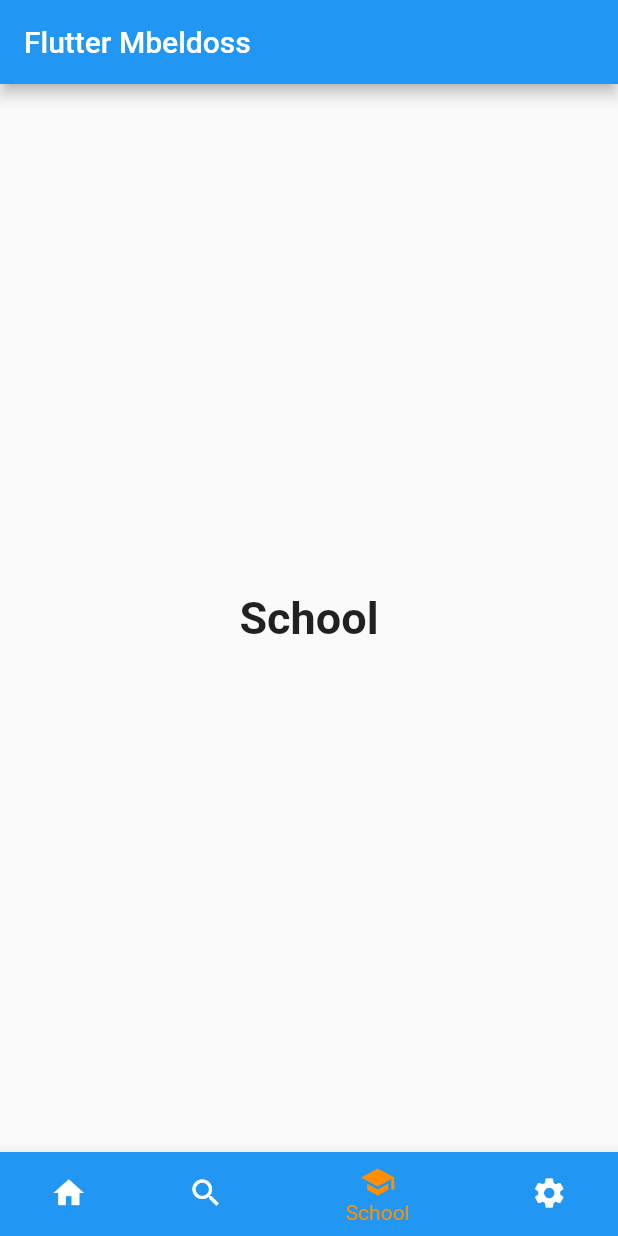
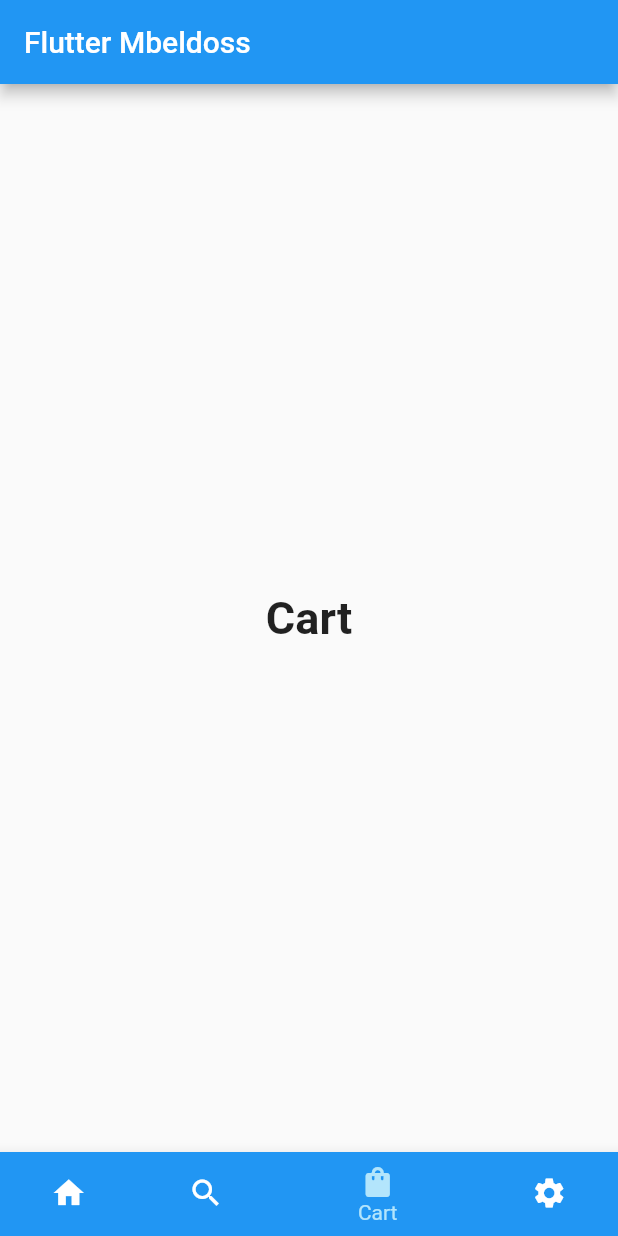
Before and after one commit to wildanfadh/belajar_flutter, a Flutter app: the screen it shows after launch, item 3 of the bottom bar chosen, on a phone screen of 412 x 824 dp. Run offline on Flutter 3.47's test engine with Material 2 defaults, Android fonts, the phone set to English and light mode, and no system bars.

Commit message:
update screen

```diff
--- a/lib/main.dart
+++ b/lib/main.dart
@@ -1,93 +1,10 @@
+// ignore_for_file: prefer_const_constructors
+
 import 'package:flutter/material.dart';
+import 'package:belajar_flutter/routes/routes.dart';
 
-void main() => runApp(const MyApp());
-
-class MyApp extends StatelessWidget {
-  const MyApp({Key? key}) : super(key: key);
-
-  static const String _title = 'Flutter mbeldos';
-
-  @override
-  Widget build(BuildContext context) {
-    return const MaterialApp(
-      title: _title,
-      home: MyStatefulWidget(),
-    );
-  }
+void main() {
+  runApp(MaterialApp(
+    onGenerateRoute: RouteGenerator.generateRoute,
+  ));
 }
-
-class MyStatefulWidget extends StatefulWidget {
-  const MyStatefulWidget({Key? key}) : super(key: key);
-
-  @override
-  State<MyStatefulWidget> createState() => _MyStatefulWidgetState();
-}
-
-class _MyStatefulWidgetState extends State<MyStatefulWidget> {
-  int _selectedIndex = 0;
-  static const TextStyle optionStyle =
-      TextStyle(fontSize: 30, fontWeight: FontWeight.bold);
-  static const List<Widget> _widgetOptions = <Widget>[
-    Text(
-      'Home',
-      style: optionStyle,
-    ),
-    Text(
-      'Search',
-      style: optionStyle,
-    ),
-    Text(
-      'School',
-      style: optionStyle,
-    ),
-    Text(
-      'Settings',
-      style: optionStyle,
-    ),
-  ];
-
-  void _onItemTapped(int index) {
-    setState(() {
-      _selectedIndex = index;
-    });
-  }
-
-  @override
-  Widget build(BuildContext context) {
-    return Scaffold(
-      appBar: AppBar(
-        title: const Text('Flutter Mbeldoss'),
-      ),
-      body: Center(
-        child: _widgetOptions.elementAt(_selectedIndex),
-      ),
-      bottomNavigationBar: BottomNavigationBar(
-        items: const <BottomNavigationBarItem>[
-          BottomNavigationBarItem(
-            icon: Icon(Icons.home),
-            label: 'Home',
-            backgroundColor: Colors.blue,
-          ),
-          BottomNavigationBarItem(
-            icon: Icon(Icons.search),
-            label: 'Search',
-            backgroundColor: Colors.blue,
-          ),
-          BottomNavigationBarItem(
-            icon: Icon(Icons.school),
-            label: 'School',
-            backgroundColor: Colors.blue,
-          ),
-          BottomNavigationBarItem(
-            icon: Icon(Icons.settings),
-            label: 'Settings',
-            backgroundColor: Colors.blue,
-          ),
-        ],
-        currentIndex: _selectedIndex,
-        selectedItemColor: Colors.amber[800],
-        onTap: _onItemTapped,
-      ),
-    );
-  }
-}
--- /dev/null
+++ b/lib/screen/home.dart
@@ -0,0 +1,94 @@
+import 'package:flutter/material.dart';
+
+void main() => runApp(const MyApp());
+
+class MyApp extends StatelessWidget {
+  const MyApp({Key? key}) : super(key: key);
+
+  static const String _title = 'Flutter mbeldos';
+
+  @override
+  Widget build(BuildContext context) {
+    return const MaterialApp(
+      title: _title,
+      home: MyStatefulWidget(),
+    );
+  }
+}
+
+class MyStatefulWidget extends StatefulWidget {
+  const MyStatefulWidget({Key? key}) : super(key: key);
+
+  @override
+  State<MyStatefulWidget> createState() => _MyStatefulWidgetState();
+}
+
+class _MyStatefulWidgetState extends State<MyStatefulWidget> {
+  int _selectedIndex = 0;
+  static const TextStyle optionStyle =
+      TextStyle(fontSize: 30, fontWeight: FontWeight.bold);
+  static const List<Widget> _widgetOptions = <Widget>[
+    Text(
+      'Home',
+      style: optionStyle,
+    ),
+    Text(
+      'Search',
+      style: optionStyle,
+    ),
+    Text(
+      'Cart',
+      style: optionStyle,
+    ),
+    Text(
+      'Settings',
+      style: optionStyle,
+    ),
+  ];
+
+  void _onItemTapped(int index) {
+    setState(() {
+      _selectedIndex = index;
+    });
+  }
+
+  @override
+  Widget build(BuildContext context) {
+    return Scaffold(
+      appBar: AppBar(
+        title: const Text('Flutter Mbeldoss'),
+      ),
+      body: Center(
+        child: _widgetOptions.elementAt(_selectedIndex),
+      ),
+      bottomNavigationBar: BottomNavigationBar(
+        backgroundColor: Colors.blue,
+        items: const <BottomNavigationBarItem>[
+          BottomNavigationBarItem(
+            icon: Icon(Icons.home),
+            label: 'Home',
+            backgroundColor: Colors.blue,
+          ),
+          BottomNavigationBarItem(
+            icon: Icon(Icons.search),
+            label: 'Search',
+            backgroundColor: Colors.blue,
+          ),
+          BottomNavigationBarItem(
+            icon: Icon(Icons.shopping_bag),
+            label: 'Cart',
+            backgroundColor: Colors.blue,
+          ),
+          BottomNavigationBarItem(
+            icon: Icon(Icons.settings),
+            label: 'Settings',
+            backgroundColor: Colors.blue,
+          ),
+        ],
+        currentIndex: _selectedIndex,
+        selectedItemColor: Colors.lightBlue[100],
+        onTap: _onItemTapped,
+      ),
+    );
+  }
+}
```
Also changed, not shown: lib/routes/routes.dart (added, +26 -0 lines), lib/screen/search.dart (added, +20 -0 lines), lib/screen/cart.dart (added), lib/screen/setting.dart (added).
